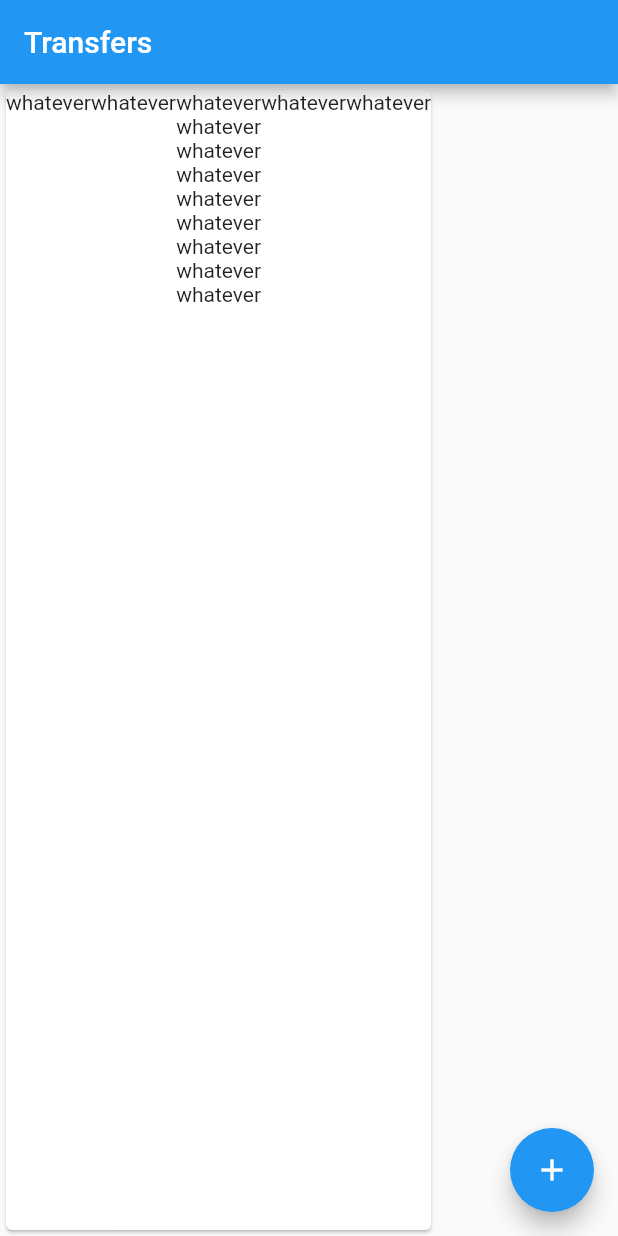
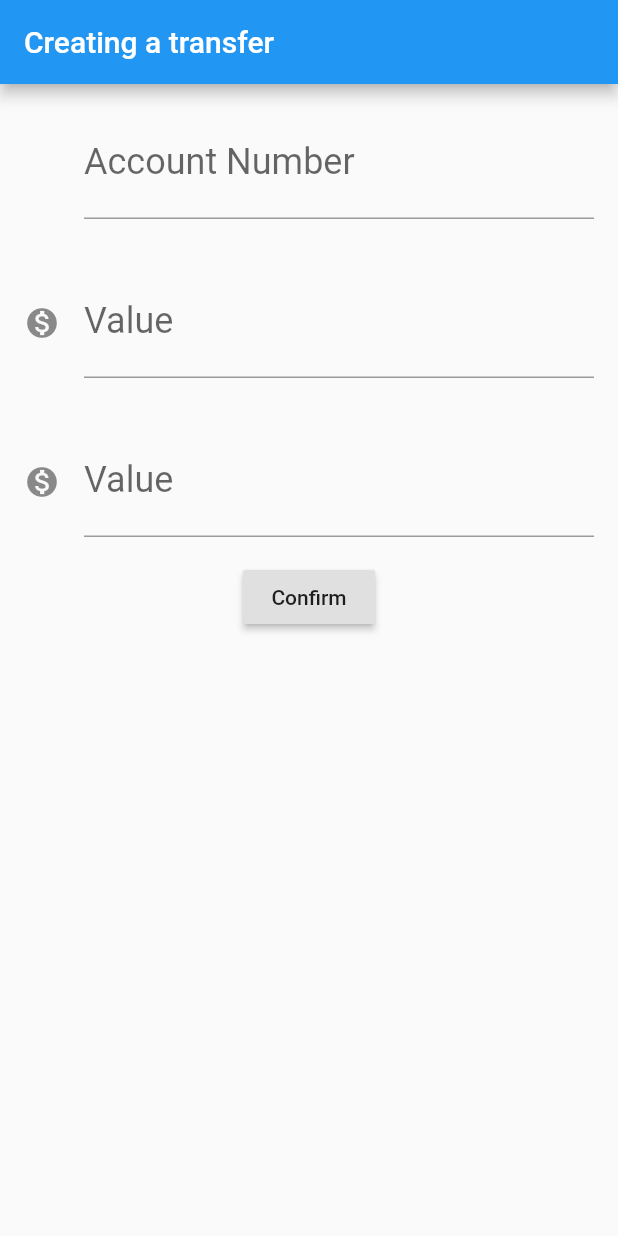
Before and after one commit to caioincau/bytebank, a Flutter app: the screen it shows after launch, on a phone screen of 412 x 824 dp. Run offline on Flutter 3.47's test engine with Material 2 defaults, Android fonts, the phone set to English and light mode, and no system bars.

```diff
--- a/lib/main.dart
+++ b/lib/main.dart
@@ -4,28 +4,124 @@ void main() => runApp(myApp());
 
 MaterialApp myApp() {
   return MaterialApp(
-    home: Scaffold(
+    home: TransferForm(),
+  );
+}
+
+class TransferForm extends StatelessWidget {
+  final TextEditingController _accountNumberFieldController =
+      TextEditingController();
+  final TextEditingController _valueFieldController = TextEditingController();
+  @override
+  Widget build(BuildContext context) {
+    return Scaffold(
+        appBar: AppBar(
+          title: Text('Creating a transfer'),
+        ),
+        body: Column(
+          children: <Widget>[
+            Editor(
+                _accountNumberFieldController, 'Account Number', '0000', null),
+            Editor(
+                _valueFieldController, 'Value', '00.00', Icons.monetization_on),
+            Padding(
+              padding: const EdgeInsets.all(16.0),
+              child: TextField(
+                style: TextStyle(fontSize: 24),
+                controller: _valueFieldController,
+                keyboardType: TextInputType.number,
+                decoration: InputDecoration(
+                  icon: Icon(Icons.monetization_on),
+                  labelText: 'Value',
+                  hintText: '0.00',
+                ),
+              ),
+            ),
+            RaisedButton(
+              child: Text('Confirm'),
+              onPressed: () {
+                final int accountNumber =
+                    int.tryParse(_accountNumberFieldController.text);
+                final double value =
+                    double.tryParse(_valueFieldController.text);
+
+                if (accountNumber != null && value != null) {
+                  final transfer = Transfer(value, accountNumber);
+                  debugPrint('$transfer');
+                }
+              },
+            )
+          ],
+        ));
+  }
+}
+
+class Editor extends StatelessWidget {
+  final TextEditingController _controller;
+  final String _label;
+  final String _hint;
+  final IconData _icon;
+  Editor(this._controller, this._label, this._hint, this._icon);
+  @override
+  Widget build(BuildContext context) {
+    return Padding(
+      padding: const EdgeInsets.all(16.0),
+      child: TextField(
+        controller: _controller,
+        keyboardType: TextInputType.number,
+        style: TextStyle(fontSize: 24.0),
+        decoration: InputDecoration(
+            icon: Icon(this._icon), labelText: _label, hintText: _hint),
+      ),
+    );
+  }
+}
+
+class TransfersList extends StatelessWidget {
+  @override
+  Widget build(BuildContext context) {
+    // TODO: implement build
+    return Scaffold(
+      body: Column(
+        children: <Widget>[
+          TransferItem(Transfer(100, 1000)),
+          TransferItem(Transfer(99, 1000)),
+          TransferItem(Transfer(223, 1000))
+        ],
+      ),
       appBar: AppBar(
         title: Text('Transfers'),
-      ),
-      body: Card(
-        child: Column(
-          children: <Widget>[
-            Text('whateverwhateverwhateverwhateverwhatever'),
-            Text('whatever'),
-            Text('whatever'),
-            Text('whatever'),
-            Text('whatever'),
-            Text('whatever'),
-            Text('whatever'),
-            Text('whatever'),
-            Text('whatever'),
-          ],
-        ),
       ),
       floatingActionButton: FloatingActionButton(
         child: Icon(Icons.add),
       ),
-    ),
-  );
+    );
+  }
 }
+
+class TransferItem extends StatelessWidget {
+  final Transfer _transfer;
+  TransferItem(this._transfer);
+
+  @override
+  Widget build(BuildContext context) {
+    return Card(
+        child: ListTile(
+      leading: Icon(Icons.monetization_on),
+      title: Text(_transfer.value.toString()),
+      subtitle: Text(_transfer.accountNumber.toString()),
+    ));
+  }
+}
+
+class Transfer {
+  final double value;
+  final int accountNumber;
+
+  Transfer(this.value, this.accountNumber);
+
+  @override
+  String toString() {
+    return 'Transfer{ value:$value accountNumber: $accountNumber';
+  }
+}
```
